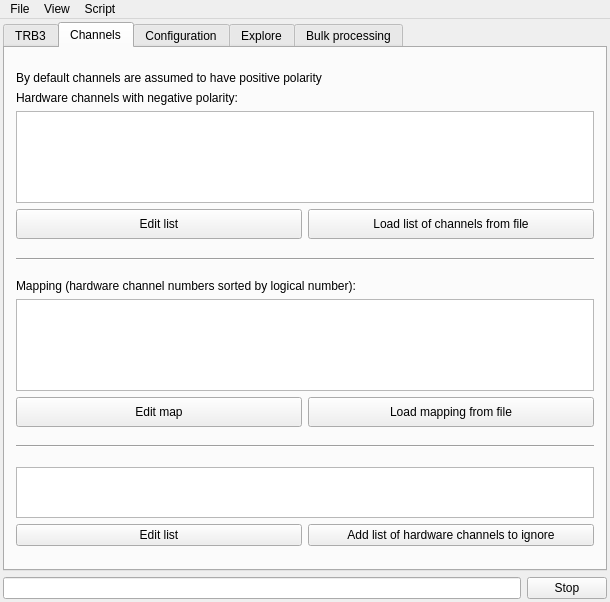
andrmor/TRB3reader, file GUI/mainwindow.ui: the form before one commit.
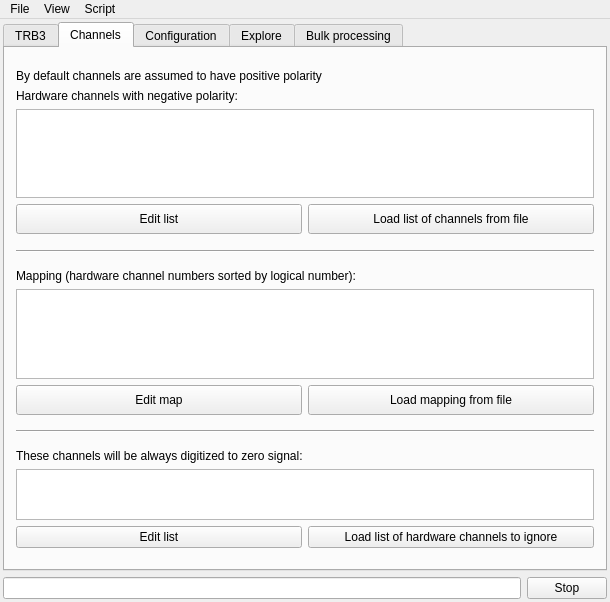
The form after the commit. The open tabs and pages were chosen to show the change.

```diff
--- a/GUI/mainwindow.ui
+++ b/GUI/mainwindow.ui
@@ -397,6 +397,13 @@
           </property>
          </spacer>
         </item>
+        <item>
+         <widget class="QLabel" name="label_23">
+          <property name="text">
+           <string>These channels will be always digitized to zero signal:</string>
+          </property>
+         </widget>
+        </item>
         <item>
          <widget class="QPlainTextEdit" name="pteIgnoreHardwareChannels">
           <property name="maximumSize">
@@ -428,7 +435,7 @@
              <string>These channels will be always digitized as zero signal</string>
             </property>
             <property name="text">
-             <string>Add list of hardware channels to ignore</string>
+             <string>Load list of hardware channels to ignore</string>
             </property>
            </widget>
           </item>
```
Left out of the diff: 9 changed lines with no effect on the pictures.
